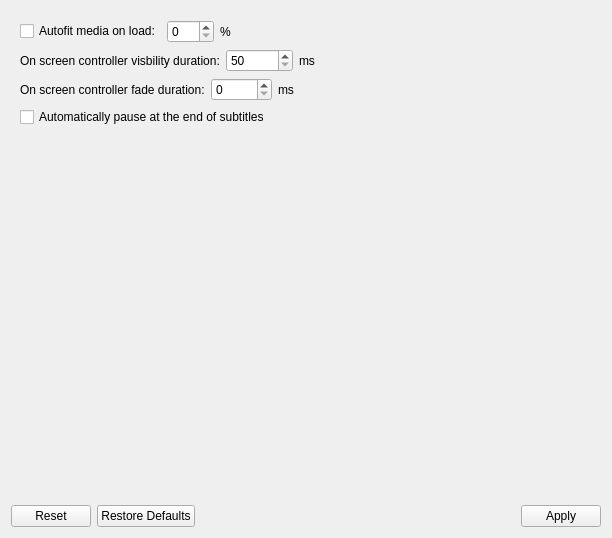
First picture: the form in src/gui/widgets/settings/behaviorsettings.ui, repository ripose-jp/Memento, before the edit.
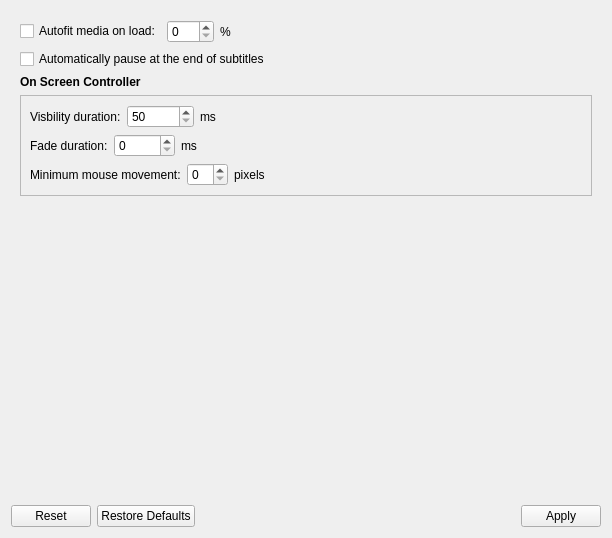
Second picture: the form after the edit.

Commit message:
behaviorsettings: adds minimum mouse movement to show osc
Allows the user to set the number of pixels the mouse needs to move in a
100 millisecond window before the OSC is shown. This is handled almost
entirely by PlayerOverlay, only depending on MpvWidget emitting the
playerMouseMoved signal.
Related to #105.

Diff of the .ui file:
```diff
--- a/src/gui/widgets/settings/behaviorsettings.ui
+++ b/src/gui/widgets/settings/behaviorsettings.ui
@@ -84,11 +84,40 @@
         </layout>
        </item>
        <item>
+        <widget class="QCheckBox" name="checkSubtitlePause">
+         <property name="text">
+          <string>Automatically pause at the end of subtitles</string>
+         </property>
+        </widget>
+       </item>
+       <item>
+        <widget class="QLabel" name="labelOSC">
+         <property name="font">
+          <font>
+           <weight>75</weight>
+           <bold>true</bold>
+          </font>
+         </property>
+         <property name="text">
+          <string>On Screen Controller</string>
+         </property>
+        </widget>
+       </item>
+       <item>
+        <widget class="QFrame" name="frameOSC">
+         <property name="frameShape">
+          <enum>QFrame::StyledPanel</enum>
+         </property>
+         <property name="frameShadow">
+          <enum>QFrame::Raised</enum>
+         </property>
+         <layout class="QVBoxLayout" name="layoutOSC">
+          <item>
         <layout class="QHBoxLayout" name="layoutOSCDuration">
          <item>
           <widget class="QLabel" name="labelOSCDuration">
            <property name="text">
-            <string>On screen controller visbility duration:</string>
+               <string>Visbility duration:</string>
            </property>
           </widget>
          </item>
@@ -129,7 +158,7 @@
          <item>
           <widget class="QLabel" name="labelOSCFade">
            <property name="text">
-            <string>On screen controller fade duration:</string>
+               <string>Fade duration:</string>
            </property>
           </widget>
          </item>
@@ -163,10 +192,44 @@
         </layout>
        </item>
        <item>
-        <widget class="QCheckBox" name="checkSubtitlePause">
+           <layout class="QHBoxLayout" name="layoutOSCMinMove">
+            <item>
+             <widget class="QLabel" name="labelOSCMinMove">
          <property name="text">
-          <string>Automatically pause at the end of subtitles</string>
-         </property>
+               <string>Minimum mouse movement:</string>
+              </property>
+             </widget>
+            </item>
+            <item>
+             <widget class="QSpinBox" name="spinOSCMinMove">
+              <property name="toolTip">
+               <string>The number of pixels that need to be moved before the OSC is shown</string>
+              </property>
+             </widget>
+            </item>
+            <item>
+             <widget class="QLabel" name="labelOSCMinMoveUnits">
+              <property name="text">
+               <string>pixels</string>
+              </property>
+             </widget>
+            </item>
+            <item>
+             <spacer name="spacerOSCMinMove">
+              <property name="orientation">
+               <enum>Qt::Horizontal</enum>
+              </property>
+              <property name="sizeHint" stdset="0">
+               <size>
+                <width>40</width>
+                <height>20</height>
+               </size>
+              </property>
+             </spacer>
+            </item>
+           </layout>
+          </item>
+         </layout>
         </widget>
        </item>
        <item>
```
Left out of the diff: 7 changed lines with no effect on the pictures. Lines whose indentation alone changed are shown as unchanged. The commit also changes 4 other files.
